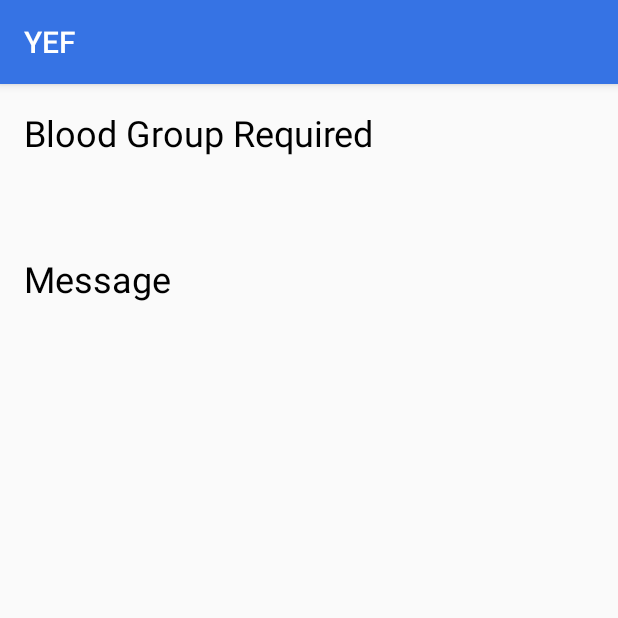
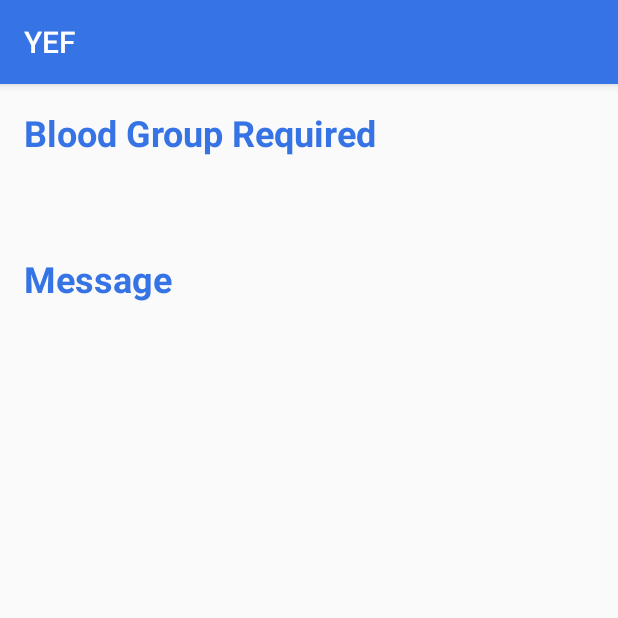
Before and after one commit to hellosahib/BloodDonor-Android, an Android app: the NotificationDetail screen opened directly, with no data from a screen before it, on a phone screen of 412 x 824 dp, the top half of it. Run offline under Robolectric (Android 15) with nearby library versions, the phone set to English and light mode, and no system bars; our stand-ins replace Firebase (no records; nobody signed in at launch, a user with empty details on screens opened directly).

Commit message:
Commit 12.0
Few Changes

```diff
--- a/app/src/main/java/tech/rtsproduction/yef/AlertActivity.java
+++ b/app/src/main/java/tech/rtsproduction/yef/AlertActivity.java
@@ -22,6 +22,7 @@ import com.google.firebase.auth.FirebaseAuth;
 import com.google.firebase.database.DatabaseReference;
 import com.google.firebase.database.FirebaseDatabase;
 
+import java.util.Date;
 import java.util.HashMap;
 
 public class AlertActivity extends AppCompatActivity {
@@ -89,19 +90,18 @@ public class AlertActivity extends AppCompatActivity {
             @Override
             public void onClick(View v) {
                 mAuth = FirebaseAuth.getInstance();
-
+                Date date = new Date();
                 alertMsg = alertMsgEdit.getText().toString();
                 HashMap<String, String> object = new HashMap<>();
                 object.put("BloodGroup", bloodGroup);
                 object.put("Msg", alertMsg);
+                object.put("Date",date.toString());
                 if(mAuth.getUid()!= null){
                     myRef.child(mAuth.getUid()).setValue(object);
                 }
                 finish();
             }
         });
-
-
     }
 
     @Override
--- a/app/src/main/java/tech/rtsproduction/yef/DonatorActivity.java
+++ b/app/src/main/java/tech/rtsproduction/yef/DonatorActivity.java
@@ -193,9 +193,7 @@ public class DonatorActivity extends AppCompatActivity {
                 // TODO: Get info about the selected place.
                 locationSearch = place.getName().toString();
                 setupSearchResuls(adapter);
-
             }
-
             @Override
             public void onError(Status status) {
                 Log.i("placesSDK", "An error occurred: " + status);
--- a/app/src/main/java/tech/rtsproduction/yef/LoginActivity.java
+++ b/app/src/main/java/tech/rtsproduction/yef/LoginActivity.java
@@ -18,6 +18,7 @@ import android.view.animation.AnimationUtils;
 import android.widget.Button;
 import android.widget.EditText;
 import android.widget.ImageView;
+import android.widget.ProgressBar;
 import android.widget.RelativeLayout;
 import android.widget.ScrollView;
 import android.widget.Toast;
@@ -35,6 +36,7 @@ public class LoginActivity extends AppCompatActivity {
     RelativeLayout loginView;
     Button login;
     TextInputLayout username, pass;
+    ProgressBar progressBar;
 
     private FirebaseAuth mAuth;
 
@@ -47,7 +49,9 @@ public class LoginActivity extends AppCompatActivity {
         pass = findViewById(R.id.input_layout_pass);
         loginView = findViewById(R.id.loginView);
         logoView = findViewById(R.id.loginLogo);
+        progressBar = findViewById(R.id.progressIndicator);
         mAuth = FirebaseAuth.getInstance();
+        progressBar.setVisibility(View.INVISIBLE);
 
         username.setHint(username.getHint().toString().toUpperCase());
         username.setOnClickListener(new View.OnClickListener() {
@@ -89,6 +93,7 @@ public class LoginActivity extends AppCompatActivity {
 
     public void onClickLogin(View view) {
         if (!username.getEditText().getText().toString().isEmpty() && !pass.getEditText().getText().toString().isEmpty()) {
+            progressBar.setVisibility(View.VISIBLE);
             mAuth.signInWithEmailAndPassword(username.getEditText().getText().toString(), pass.getEditText().getText().toString()).addOnCompleteListener(this, new OnCompleteListener<AuthResult>() {
                 @Override
                 public void onComplete(@NonNull Task<AuthResult> task) {
@@ -98,6 +103,7 @@ public class LoginActivity extends AppCompatActivity {
                     } else {
                         Toast.makeText(LoginActivity.this, task.getException().getLocalizedMessage(), Toast.LENGTH_SHORT).show();
                     }
+                    progressBar.setVisibility(View.GONE);
                 }
             });
         } else {
--- a/app/src/main/java/tech/rtsproduction/yef/NotificationDetail.java
+++ b/app/src/main/java/tech/rtsproduction/yef/NotificationDetail.java
@@ -11,6 +11,8 @@ import com.google.firebase.database.DataSnapshot;
 import com.google.firebase.database.DatabaseError;
 import com.google.firebase.database.DatabaseReference;
 import com.google.firebase.database.FirebaseDatabase;
+
+import java.util.Date;
 
 public class NotificationDetail extends AppCompatActivity {
 
--- a/app/src/main/res/layout/activity_donators__page.xml
+++ b/app/src/main/res/layout/activity_donators__page.xml
@@ -44,6 +44,7 @@
                     android:layout_width="52dp"
                     android:layout_height="45dp"
                     android:background="@drawable/search"
+                    android:visibility="gone"
                     />
             </LinearLayout>
             <android.support.v4.widget.SwipeRefreshLayout
--- a/app/src/main/res/layout/activity_notification_detail.xml
+++ b/app/src/main/res/layout/activity_notification_detail.xml
@@ -10,7 +10,8 @@
         android:layout_height="wrap_content"
         android:text="Blood Group Required"
         android:textSize="24sp"
-        android:textColor="@android:color/black"/>
+        android:textColor="@color/colorPrimary"
+        android:textStyle="bold"/>
     <TextView
         android:layout_width="match_parent"
         android:layout_height="wrap_content"
@@ -23,8 +24,9 @@
         android:layout_height="wrap_content"
         android:text="Message"
         android:textSize="24sp"
-        android:textColor="@android:color/black"
-        android:layout_marginTop="24dp"/>
+        android:textColor="@color/colorPrimary"
+        android:textStyle="bold"
+        android:layout_marginTop="24dp" />
     <TextView
         android:layout_width="match_parent"
         android:layout_height="wrap_content"
--- a/app/src/main/res/layout/activity_sign_up.xml
+++ b/app/src/main/res/layout/activity_sign_up.xml
@@ -5,7 +5,6 @@
     android:layout_height="match_parent"
     android:focusableInTouchMode="true"
     tools:context=".SignUpActivity">
-
     <ScrollView
         android:layout_width="wrap_content"
         android:layout_height="wrap_content">
@@ -144,5 +143,6 @@
         android:layout_height="wrap_content"
         android:layout_centerInParent="true"
         android:id="@+id/registerProgress"
+        android:visibility="invisible"
         />
 </RelativeLayout>
```
Also changed, not shown: app/src/main/java/tech/rtsproduction/yef/SignUpActivity.java (+4 -4 lines), app/src/main/res/layout/activity_login.xml (+5 -24 lines), 2 other files.
